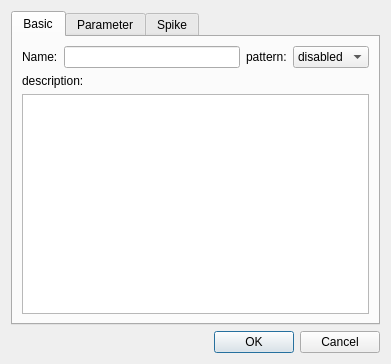
First picture: the form in ANNarchyUI/ui/Synapse_Definition.ui, repository founderznd/PycharmProjects, before the edit.
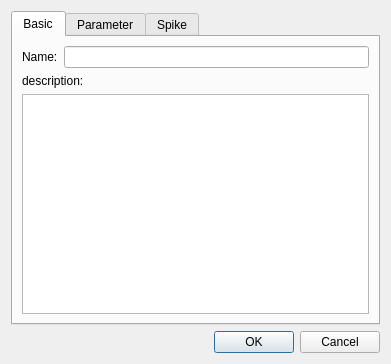
Second picture: the form after the edit.

What changed in the file:
```diff
--- a/ANNarchyUI/ui/Synapse_Definition.ui
+++ b/ANNarchyUI/ui/Synapse_Definition.ui
@@ -36,22 +36,6 @@
          <item>
           <widget class="QLineEdit" name="lineEdit_name"/>
          </item>
-         <item>
-          <widget class="QLabel" name="label_9">
-           <property name="text">
-            <string>pattern:</string>
-           </property>
-          </widget>
-         </item>
-         <item>
-          <widget class="QComboBox" name="comboBox">
-           <item>
-            <property name="text">
-             <string>disabled</string>
-            </property>
-           </item>
-          </widget>
-         </item>
         </layout>
        </item>
        <item>
```
Left out of the diff: 6 changed lines with no effect on the pictures.
